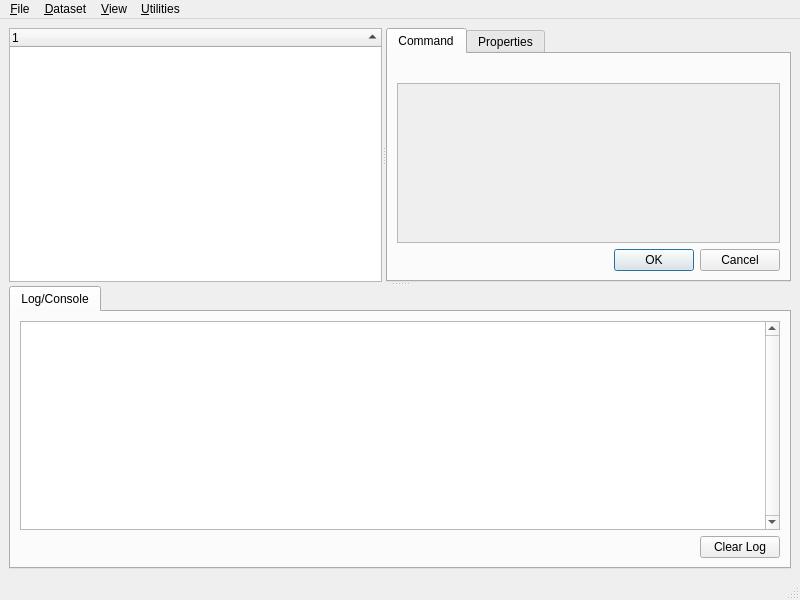
Old version of the form datalad_gooey/resources/ui/main_window.ui in the repository datalad/datalad-gooey.
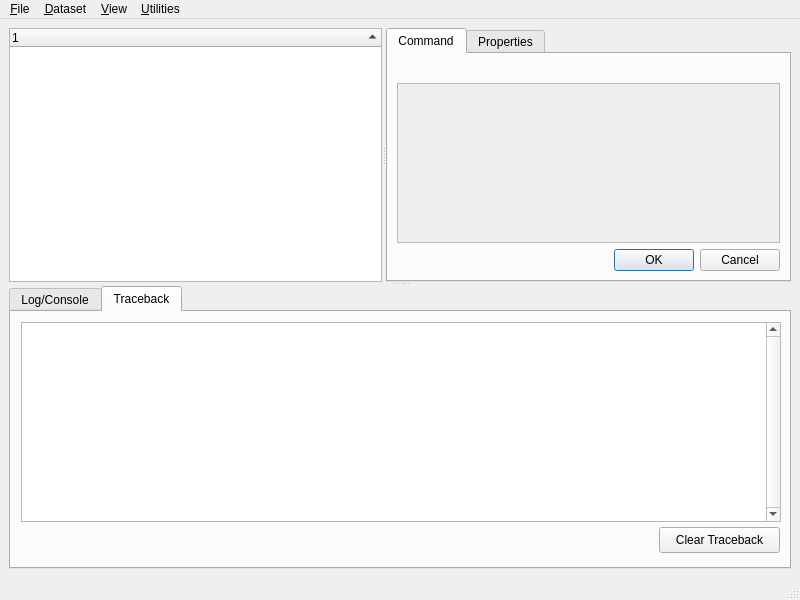
New version of the form. The open tabs and pages were chosen to show the change.

Commit message:
Send Tracebacks to dedicated Traceback tab to prevent clutter
Long tracebacks can completely fill the log/console tab, obscuring the
command logs and custom rendering (see #141).
This change sends tracebacks to a dedicated 'traceback' tab.

```diff
--- a/datalad_gooey/resources/ui/main_window.ui
+++ b/datalad_gooey/resources/ui/main_window.ui
@@ -158,6 +158,49 @@
          </item>
         </layout>
        </widget>
+       <widget class="QWidget" name="tab2">
+        <property name="toolTip">
+         <string>&lt;html&gt;&lt;head/&gt;&lt;body&gt;&lt;p&gt;View Tracebacks of failed command executions&lt;/p&gt;&lt;/body&gt;&lt;/html&gt;</string>
+        </property>
+        <attribute name="title">
+         <string>Traceback</string>
+        </attribute>
+        <widget class="QPlainTextEdit" name="tbViewer">
+         <property name="geometry">
+          <rect>
+           <x>10</x>
+           <y>10</y>
+           <width>760</width>
+           <height>200</height>
+          </rect>
+         </property>
+         <property name="acceptDrops">
+          <bool>false</bool>
+         </property>
+         <property name="toolTip">
+          <string>&lt;html&gt;&lt;head/&gt;&lt;body&gt;&lt;p&gt;View tracebacks of failed commands&lt;/p&gt;&lt;/body&gt;&lt;/html&gt;</string>
+         </property>
+         <property name="whatsThis">
+          <string>&lt;html&gt;&lt;head/&gt;&lt;body&gt;&lt;p&gt;Traceback Viewer for details on failures&lt;/p&gt;&lt;p&gt;&lt;br/&gt;&lt;/p&gt;&lt;/body&gt;&lt;/html&gt;</string>
+         </property>
+         <property name="verticalScrollBarPolicy">
+          <enum>Qt::ScrollBarAlwaysOn</enum>
+         </property>
+        </widget>
+        <widget class="QPushButton" name="clearTbPB">
+         <property name="geometry">
+          <rect>
+           <x>648</x>
+           <y>215</y>
+           <width>121</width>
+           <height>26</height>
+          </rect>
+         </property>
+         <property name="text">
+          <string>Clear Traceback</string>
+         </property>
+        </widget>
+       </widget>
       </widget>
      </widget>
     </item>
```
The commit also changes 1 other file.
